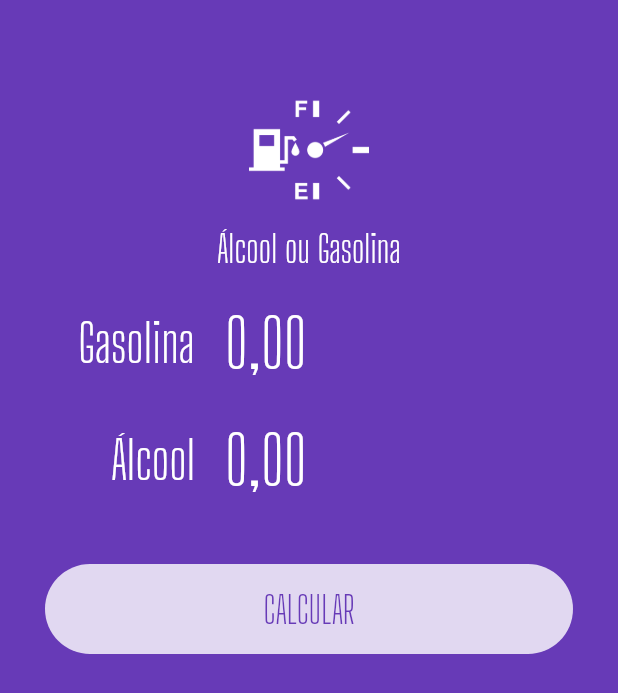
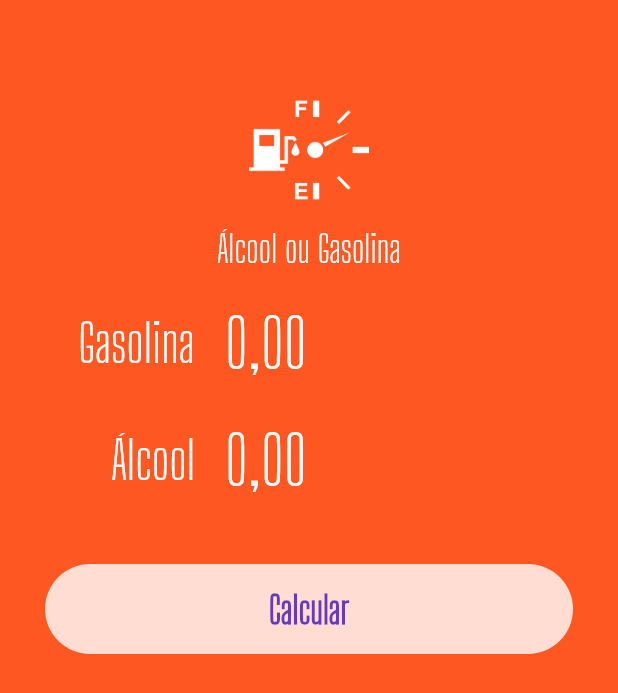
Before and after one commit to Wkerlyson/alcohol_gasoline, a Flutter app: the screen it shows after launch, on a phone screen of 412 x 824 dp. Shown: the top 693 px of the screen. Run offline on Flutter 3.47's test engine with Material 2 defaults, Android fonts, the phone set to English and light mode, and no system bars; our stand-ins replace flutter_masked_text.

Commit message:
changing colors

```diff
--- a/lib/pages/home.page.dart
+++ b/lib/pages/home.page.dart
@@ -10,7 +10,7 @@ class HomePage extends StatefulWidget {
 }
 
 class _HomePageState extends State<HomePage> {
-  Color _color = Colors.deepPurple;
+  Color _color = Colors.deepOrange;
 
   var _gasCtrl = new MoneyMaskedTextController();
   var _alcCtrl = new MoneyMaskedTextController();
@@ -21,7 +21,6 @@ class _HomePageState extends State<HomePage> {
   @override
   Widget build(BuildContext context) {
     return Scaffold(
-        backgroundColor: Theme.of(context).primaryColor,
         body: AnimatedContainer(
       duration: Duration(
         milliseconds: 1200,
@@ -55,7 +54,7 @@ class _HomePageState extends State<HomePage> {
     double res = alc / gas;
 
     setState(() {
-      _color = Colors.deepPurpleAccent;
+      _color = Colors.deepOrangeAccent;
       _completed = false;
       _busy = true;
     });
@@ -79,7 +78,7 @@ class _HomePageState extends State<HomePage> {
       _gasCtrl = new MoneyMaskedTextController();
       _completed = false;
       _busy = false;
-      _color = Colors.deepPurple;
+      _color = Colors.deepOrange;
     });
   }
 }
--- a/lib/widgets/loading-button.widget.dart
+++ b/lib/widgets/loading-button.widget.dart
@@ -37,10 +37,11 @@ class LoadingButton extends StatelessWidget {
               child: Text(
                 text,
                 style: TextStyle(
-                  color: invert ? Colors.white : Theme.of(context).primaryColor,
-                  fontSize: 25,
-                  fontFamily: 'Big Shoulders Display',
-                ),
+                    color:
+                        invert ? Colors.white : Theme.of(context).primaryColor,
+                    fontSize: 25,
+                    fontFamily: 'Big Shoulders Display',
+                    fontWeight: FontWeight.w600),
               ),
               onPressed: func,
             ),
--- a/lib/widgets/submit-form.wodget.dart
+++ b/lib/widgets/submit-form.wodget.dart
@@ -44,7 +44,7 @@ class SubmitForm extends StatelessWidget {
         LoadingButton(
           busy: busy,
           func: submitFunc,
-          text: 'CALCULAR',
+          text: 'Calcular',
           invert: false,
         ),
       ],
--- a/lib/widgets/success.widget.dart
+++ b/lib/widgets/success.widget.dart
@@ -38,7 +38,7 @@ class Success extends StatelessWidget {
           LoadingButton(
             busy: false,
             func: reset,
-            text: 'CALCULAR NOVAMENTE',
+            text: 'Calcular Novamente',
             invert: true,
           ),
         ],
```
Lines whose indentation alone changed are shown as unchanged.
